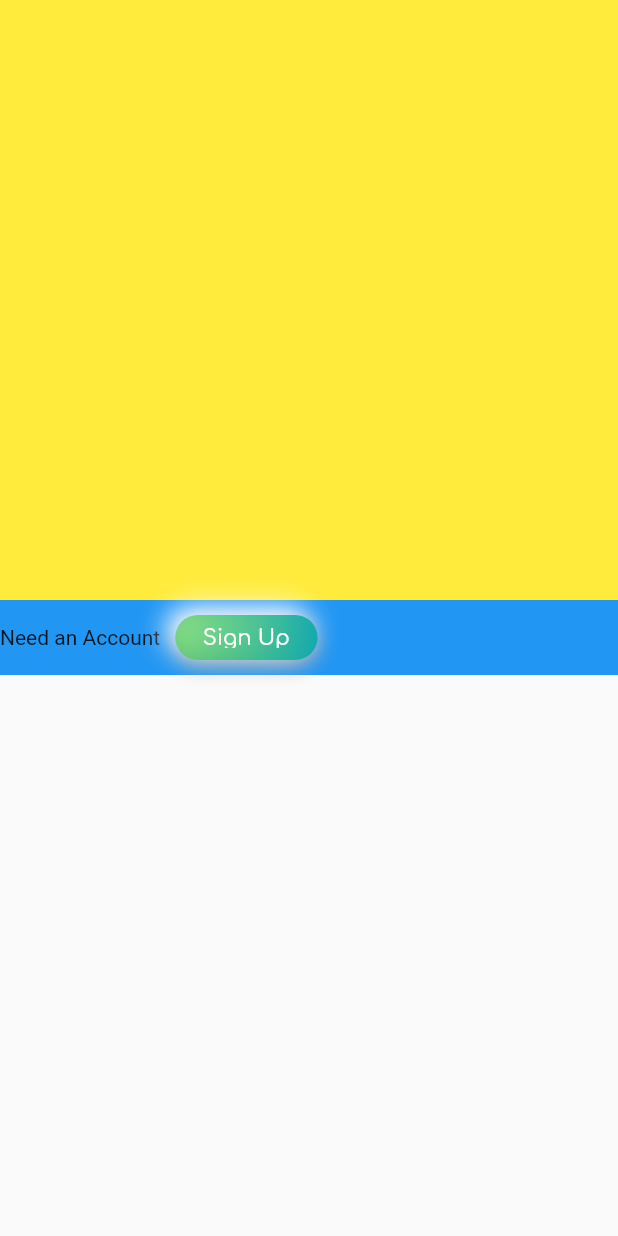
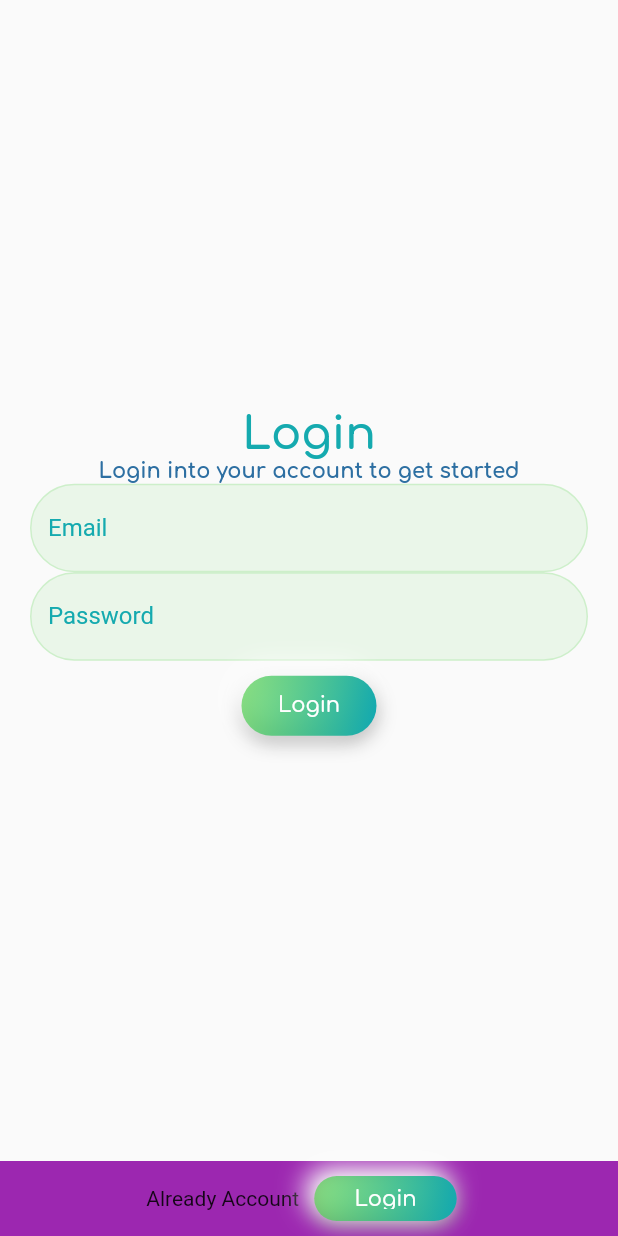
Before and after one commit to FahadNakash/Medical-Assistant, a Flutter app: the AuthForms widget shown alone on an empty page, opened directly, on a phone screen of 412 x 824 dp. Run offline on Flutter 3.47's test engine with Material 2 defaults, Android fonts, the phone set to English and light mode, and no system bars; our stand-ins replace flutter_svg, get.

Commit message:
auth screen animation complete

```diff
--- a/lib/screens/auth/widgets/auth_forms.dart
+++ b/lib/screens/auth/widgets/auth_forms.dart
@@ -1,29 +1,52 @@
 import 'package:flutter/material.dart';
+import 'package:get/get.dart';
 import 'package:patient_assistant/components/app_button.dart';
 import 'package:patient_assistant/screens/auth/widgets/login_form.dart';
+import '../widgets/signup_form.dart';
+import 'package:animations/animations.dart' as ani;
 class AuthForms extends StatefulWidget {
   const AuthForms({Key? key}) : super(key: key);
   @override
   _AuthFormsState createState() => _AuthFormsState();
 }
 class _AuthFormsState extends State<AuthForms> {
+bool isLogin=true;
+Widget animatedAuthForms()=>ani.PageTransitionSwitcher(
+  duration: Duration(milliseconds: 1500),
+  reverse: isLogin,
+  transitionBuilder: (child,animation,secondryAnimation)=>ani.SharedAxisTransition(
+    child:child,
+    animation:animation,
+    secondaryAnimation: secondryAnimation,
+    transitionType:ani.SharedAxisTransitionType.horizontal,
+  ),
+  child:isLogin?LoginInForm():SignUpForm(),
+);
 @override
   Widget build(BuildContext context) {
     final size=MediaQuery.of(context).size;
     final orientation=MediaQuery.of(context).orientation;
     return Column(
       children: [
-        Container(color: Colors.yellow,height: 400,),
+        Expanded(
+            child: Container(
+                //color: Colors.yellow,
+                child: animatedAuthForms())
+        ),
         Container(
-      color: Colors.blue,
+          color: Colors.purple,
           child: Row(
+            mainAxisAlignment: MainAxisAlignment.center,
           children: [
-          Text('Need an Account'),
-          AppButton(height: 30, width: 95, onPressend: (){}, text: 'Sign Up')
+            Text(isLogin?'Already Account':'Need an Account?'),
+            AppButton(height: 30, width: 95, onPressend: (){
+              isLogin=!isLogin;
+              setState(() {
+              });
+            }, text: isLogin?'Login':'Sign Up')
           ],
         ),
         )
-
       ],
     );
   }
--- a/lib/screens/auth/widgets/login_form.dart
+++ b/lib/screens/auth/widgets/login_form.dart
@@ -11,9 +11,7 @@ class LoginInForm extends StatefulWidget {
 class _LoginInFormState extends State<LoginInForm> {
   @override
   Widget build(BuildContext context) {
-    return Container(
-      color: Colors.pink,
-      child: Form(
+    return Form(
       child: Column(
         mainAxisSize: MainAxisSize.min,
         children: [
@@ -66,7 +64,6 @@ class _LoginInFormState extends State<LoginInForm> {
           AppButton(height: 40, width: 90, onPressend: (){}, text: 'Login'),
         ],
       ),
-      ),
     );
   }
 }
--- a/pubspec.yaml
+++ b/pubspec.yaml
@@ -23,15 +23,17 @@ dependencies:
   flutter:
     sdk: flutter
   get: ^4.2.1+1
-  firebase_auth: ^3.3.5
+  firebase_auth: ^3.3.6
   # The following adds the Cupertino Icons font to your application.
   # Use with the CupertinoIcons class for iOS style icons.
   cupertino_icons: ^1.0.2
   flutter_svg: ^0.22.0
+  animations: ^2.0.2
 
 dev_dependencies:
   flutter_test:
     sdk: flutter
+
 
 
 
```
Also changed, not shown: lib/screens/auth/auth_screen.dart (+8 -7 lines), lib/screens/auth/widgets/signup_form.dart (+52 -15 lines), pubspec.lock, 3 other files. Lines whose indentation alone changed are shown as unchanged.
